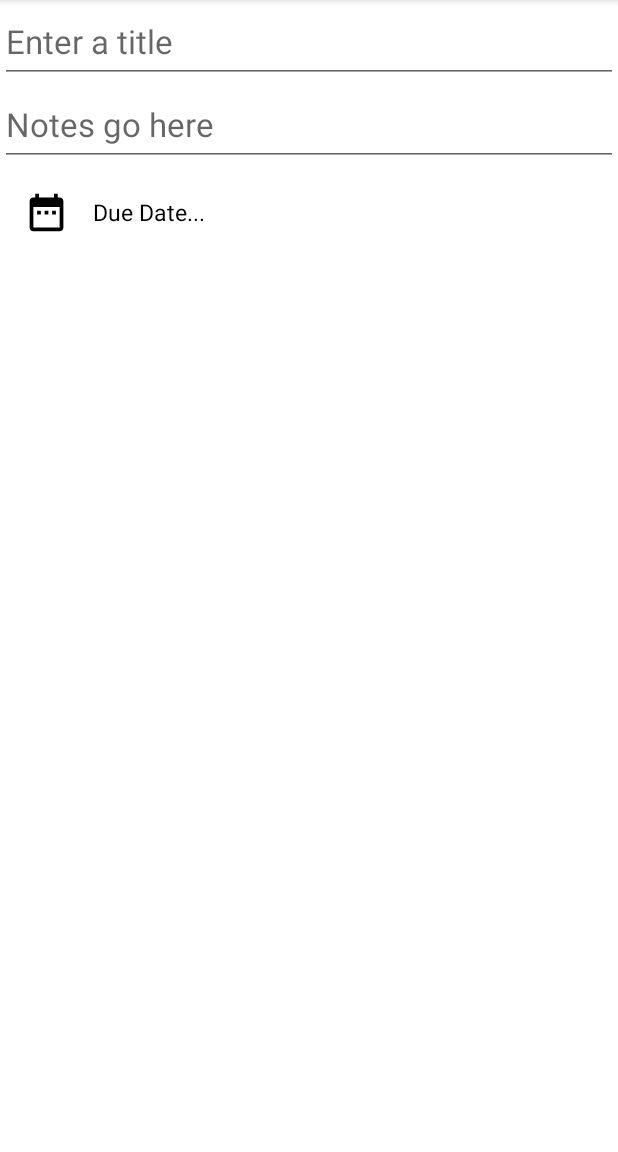
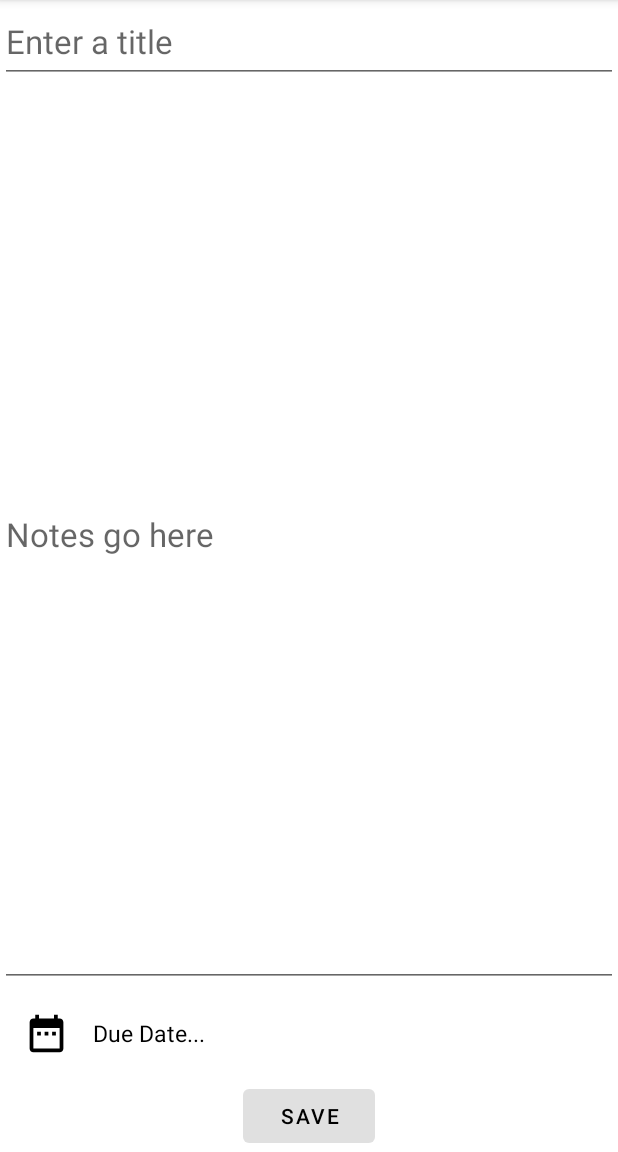
Before and after one commit to ibrahimali30/Ibtikar-task, an Android app: the screen it shows after launch (MainActivity), after a tap on an icon or button, on a phone screen of 412 x 824 dp, the part 84-1236 px from its top. Run offline under Robolectric (Android 15) with nearby library versions, the phone set to English and light mode, and no system bars; our stand-ins replace Dagger/Hilt's generated code, Room's generated code, RxJava.

Commit message:
note details fragment

```diff
--- a/app/src/main/java/com/ibrahim/ibtikar_task/base/AppDatabase.kt
+++ b/app/src/main/java/com/ibrahim/ibtikar_task/base/AppDatabase.kt
@@ -6,7 +6,7 @@ import com.ibrahim.ibtikar_task.notes.data.source.local.NotestDao
 
 @Database(
     entities = [Note::class],
-    version = 2 , exportSchema = false
+    version = 4 , exportSchema = false
 )
 abstract class AppDatabase : RoomDatabase() {
 
--- a/app/src/main/java/com/ibrahim/ibtikar_task/notes/data/model/Note.kt
+++ b/app/src/main/java/com/ibrahim/ibtikar_task/notes/data/model/Note.kt
@@ -7,10 +7,9 @@ import java.io.Serializable
 
 @Entity
 data class Note(
-    @PrimaryKey
-    var id: String,
     var title: String,
     var body: String,
-    var updated_at: String,
-    var created_at: String
+    var time: String,
+    @PrimaryKey(autoGenerate = true)
+    var id: Int = 0
 ): Serializable
--- a/app/src/main/java/com/ibrahim/ibtikar_task/notes/presentation/view/activity/MainActivity.kt
+++ b/app/src/main/java/com/ibrahim/ibtikar_task/notes/presentation/view/activity/MainActivity.kt
@@ -2,14 +2,14 @@ package com.ibrahim.ibtikar_task.notes.presentation.view.activity
 
 import androidx.appcompat.app.AppCompatActivity
 import android.os.Bundle
+import android.view.Gravity
 import androidx.lifecycle.Observer
 import androidx.recyclerview.widget.ItemTouchHelper
 import androidx.recyclerview.widget.LinearLayoutManager
+import androidx.transition.Slide
 import com.ibrahim.ibtikar_task.NoteItemTouchHelperCallback
 import com.ibrahim.ibtikar_task.R
-import com.ibrahim.ibtikar_task.base.AppDatabase
 import com.ibrahim.ibtikar_task.notes.data.model.Note
-import com.ibrahim.ibtikar_task.notes.domain.repsitory.NotesRepository
 import com.ibrahim.ibtikar_task.notes.presentation.view.adapter.NoteListAdapter
 import com.ibrahim.ibtikar_task.notes.presentation.view.fragment.NoteDetailFragment
 import com.ibrahim.ibtikar_task.notes.presentation.viewmodel.NotesViewModel
@@ -30,9 +30,13 @@ class MainActivity : AppCompatActivity() {
         setContentView(R.layout.activity_main)
 
         setupRecyclerView()
-        notesViewModel.getFavouriteNotes()
         initObserverse()
         initViews()
+    }
+
+    override fun onResume() {
+        super.onResume()
+        notesViewModel.getFavouriteNotes()
     }
 
     private fun initViews() {
@@ -46,16 +50,6 @@ class MainActivity : AppCompatActivity() {
             listAdapter.submitList(it)
         })
 
-        listOf(
-            Note("1","123sfdsf","sdfds","12/123/123","12/123/123"),
-            Note("2","123sfdsf","sdfds","12/123/123","12/123/123"),
-            Note("3","123sfdsf","sdfds","12/123/123","12/123/123"),
-            Note("4","123sfdsf","sdfds","12/123/123","12/123/123"),
-            Note("5","123sfdsf","sdfds","12/123/123","12/123/123"),
-            Note("6","123sfdsf","sdfds","12/123/123","12/123/123")
-        ).forEach {
-            notesViewModel.insertNote(it)
-        }
     }
 
 
@@ -86,8 +80,11 @@ class MainActivity : AppCompatActivity() {
     }
 
     private fun navigateToAddEditNote(note: Note? = null) {
+        val noteDetailsFragment = NoteDetailFragment(note , notesViewModel)
+        noteDetailsFragment.enterTransition = Slide(Gravity.END)
+
         supportFragmentManager.beginTransaction()
-            .replace(android.R.id.content, NoteDetailFragment(note))
+            .replace(android.R.id.content, noteDetailsFragment)
             .addToBackStack("")
             .commit()
     }
--- a/app/src/main/java/com/ibrahim/ibtikar_task/notes/presentation/view/fragment/NoteDetailFragment.kt
+++ b/app/src/main/java/com/ibrahim/ibtikar_task/notes/presentation/view/fragment/NoteDetailFragment.kt
@@ -1,25 +1,76 @@
 package com.ibrahim.ibtikar_task.notes.presentation.view.fragment
 
 
+import android.app.Dialog
+import android.app.TimePickerDialog
 import android.os.Bundle
+import android.text.format.DateFormat.is24HourFormat
+import android.util.Log
 import android.view.View
+import android.widget.TimePicker
+import androidx.core.widget.doOnTextChanged
+import androidx.fragment.app.DialogFragment
 import androidx.fragment.app.Fragment
 import com.ibrahim.ibtikar_task.R
 import com.ibrahim.ibtikar_task.notes.data.model.Note
 import com.ibrahim.ibtikar_task.notes.presentation.viewmodel.NotesViewModel
+import dagger.hilt.android.AndroidEntryPoint
 import kotlinx.android.synthetic.main.fragment_note_detail.*
+import java.text.DateFormat
+import java.util.*
 import javax.inject.Inject
 
+@AndroidEntryPoint
 class NoteDetailFragment
 constructor(
-    private val note: Note?
+    private val note: Note?,
+    private val notesViewModel: NotesViewModel
 ): Fragment(R.layout.fragment_note_detail) {
-    @Inject
-    lateinit var notesViewModel: NotesViewModel
+
     override fun onViewCreated(view: View, savedInstanceState: Bundle?) {
         super.onViewCreated(view, savedInstanceState)
 
         bindNoteDetails()
+        initViews()
+    }
+
+    private fun initViews() {
+        handleSaveButtonStatus()
+        note_title.doOnTextChanged {  _, _, _, _ -> handleSaveButtonStatus() }
+        note_body.doOnTextChanged { _, _, _, _ -> handleSaveButtonStatus() }
+
+
+        container_due_date.setOnClickListener {
+            showDateSelector()
+        }
+
+        btSaveNote.setOnClickListener {
+            saveNoteAndClose()
+        }
+    }
+
+    private fun showDateSelector() {
+        TimePickerFragment().show(activity!!.supportFragmentManager, "timePicker")
+    }
+
+    private fun saveNoteAndClose() {
+        notesViewModel.insertNote(
+            Note(
+                note_title.text.toString(),
+                note_body.text.toString(),
+                tv_date.text.toString(),
+                note?.id?:0
+            )
+        )
+        activity?.onBackPressed()
+    }
+
+    private fun handleSaveButtonStatus() {
+        btSaveNote.isEnabled =
+            note_title.text.isNotEmpty() &&
+                    note_title.text.isNotEmpty() &&
+                    tv_date.text.isNotEmpty() &&
+                    tv_date.text.toString() != "Due Date..."
     }
 
     private fun bindNoteDetails() {
@@ -30,3 +81,21 @@ constructor(
         }
     }
 }
+
+
+class TimePickerFragment : DialogFragment(), TimePickerDialog.OnTimeSetListener {
+
+
+    override fun onCreateDialog(savedInstanceState: Bundle?): Dialog {
+        val c = Calendar.getInstance()
+        val hour = c.get(Calendar.HOUR_OF_DAY)
+        val minute = c.get(Calendar.MINUTE)
+
+        // Create a new instance of TimePickerDialog and return it
+        return TimePickerDialog(activity, this, hour, minute, false)    }
+
+
+    override fun onTimeSet(view: TimePicker, hourOfDay: Int, minute: Int) {
+        // Do something with the time chosen by the user
+    }
+}
--- a/app/src/main/res/layout/fragment_note_detail.xml
+++ b/app/src/main/res/layout/fragment_note_detail.xml
@@ -1,5 +1,6 @@
 <?xml version="1.0" encoding="utf-8"?>
-<androidx.coordinatorlayout.widget.CoordinatorLayout
+<LinearLayout
+    android:orientation="vertical"
     xmlns:android="http://schemas.android.com/apk/res/android"
     xmlns:app="http://schemas.android.com/apk/res-auto"
     android:layout_width="match_parent"
@@ -7,22 +8,6 @@
     android:background="@color/white"
     style="@style/Theme.AppCompat.Light"
     android:theme="@style/Theme.AppCompat.Light"
-    >
-
-
-    <androidx.core.widget.NestedScrollView
-        android:layout_width="match_parent"
-        android:layout_height="match_parent"
-        app:layout_behavior="@string/appbar_scrolling_view_behavior"
-        android:id="@+id/note_scroll_view"
-        >
-
-        <LinearLayout
-            android:layout_width="match_parent"
-            android:layout_height="wrap_content"
-            android:orientation="vertical"
-            android:background="@color/colorPrimary"
-            android:id="@+id/note_body_container"
     >
 
     <EditText
@@ -39,11 +24,12 @@
     <EditText
         android:id="@+id/note_body"
         android:layout_width="match_parent"
-                android:layout_height="wrap_content"
+        android:layout_height="0dp"
         android:minHeight="@dimen/toolbar_height"
         android:textColor="#000"
         android:textSize="22sp"
         android:hint="@string/text_notes_go_here"
+        android:layout_weight="1"
         />
 
 
@@ -65,6 +51,7 @@
             />
 
         <TextView
+            android:id="@+id/tv_date"
             android:layout_width="wrap_content"
             android:layout_height="wrap_content"
             android:text="@string/text_due_date"
@@ -76,15 +63,14 @@
 
     </LinearLayout>
 
-        </LinearLayout>
+
+    <Button
+        android:id="@+id/btSaveNote"
+        android:textColor="@color/black"
+        android:layout_width="wrap_content"
+        android:layout_height="wrap_content"
+        android:layout_gravity="center"
+        android:text="save"/>
 
 
-
-    </androidx.core.widget.NestedScrollView>
-
-
-
-
-
-
-</androidx.coordinatorlayout.widget.CoordinatorLayout>
+</LinearLayout>
```
Lines whose indentation alone changed are shown as unchanged.
